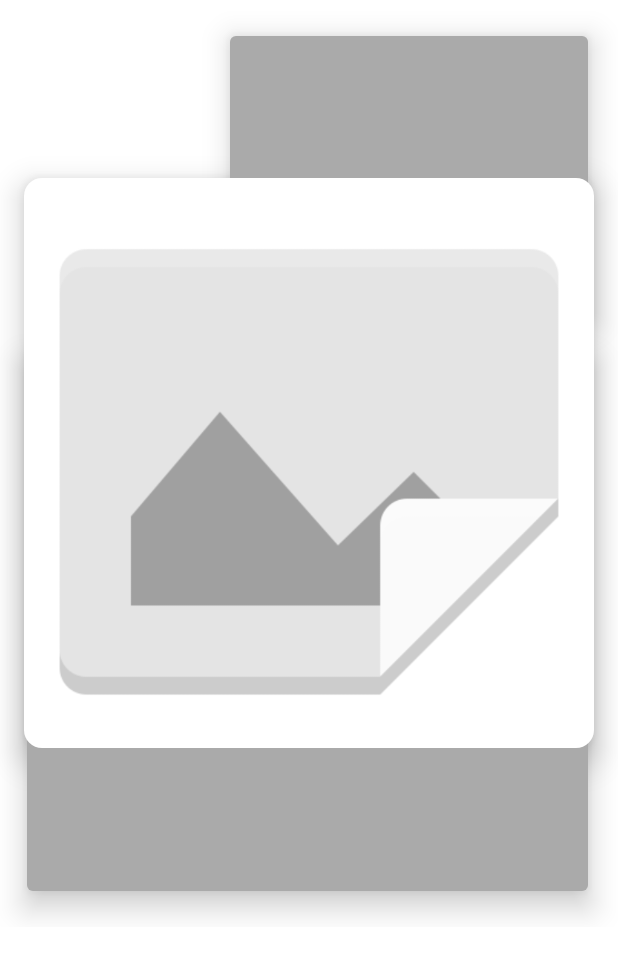
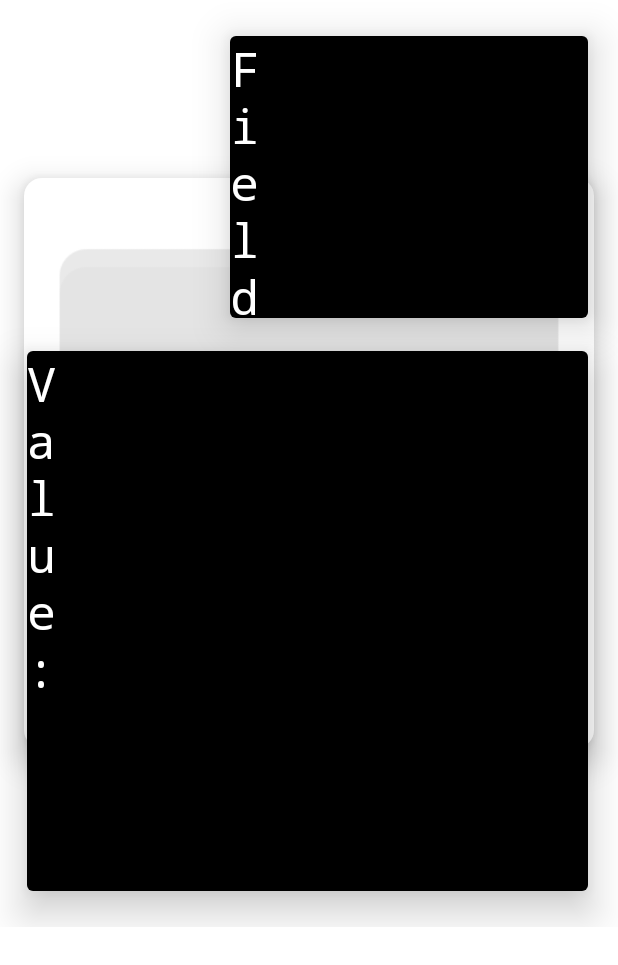
Before and after one commit to destroyboy/hustest, an Android app: the layout film_row.xml on its own in the app's theme, with its tools: preview values and no code run, on a phone screen of 412 x 824 dp. Shown: the top 965 px of the screen. Run offline under Robolectric (Android 15) with nearby library versions, the phone set to English and light mode, and no system bars.

Commit message:
Views inside poster view not getting layed out correctly, not a problem, except for TextView which always seems to have a problem. Simplify layout and actually set the correct layout paramaters for the text view so the text doesn't go outside the bounds of the view.

```diff
--- a/app/src/main/java/live/bolder/hustest/MoviesAdapter.java
+++ b/app/src/main/java/live/bolder/hustest/MoviesAdapter.java
@@ -6,11 +6,15 @@ import android.view.LayoutInflater;
 import android.view.View;
 import android.view.ViewGroup;
 import android.widget.ImageView;
+import android.widget.TextView;
 
 import androidx.annotation.NonNull;
 import androidx.annotation.Nullable;
 import androidx.recyclerview.widget.LinearSmoothScroller;
 import androidx.recyclerview.widget.RecyclerView;
+
+import com.google.gson.Gson;
+import com.google.gson.JsonObject;
 import com.squareup.picasso.Picasso;
 import java.util.ArrayList;
 import java.util.List;
@@ -87,7 +91,13 @@ public class MoviesAdapter extends RecyclerView.Adapter<MoviesAdapter.ViewHolder
     public void onBindViewHolder( ViewHolder holder, int position ) {
         holder.row = mData.get( position );
         holder.posterLayout.resetView( holder.row.state );
+        ///holder.text1.setText( "fuck you, you bastard! what kind of crazy thing is this" );
         Picasso.get().load( holder.row.getPosterPath()).resize( 400, 600 ).placeholder( R.drawable.imagemissing ).into( holder.posterView );
+        if ( holder.row.details != null ) {
+            String jObj = new Gson().toJson( holder.row.details );
+            Log.d( "TMDB", jObj );
+        }
+
     }
 
     @Override
@@ -105,11 +115,13 @@ public class MoviesAdapter extends RecyclerView.Adapter<MoviesAdapter.ViewHolder
         ImageView posterView;
         PosterLayout posterLayout;
         MovieRow row;
+        TextView text1;
 
         ViewHolder(View itemView) {
             super(itemView);
             posterView = itemView.findViewById( R.id.poster_image );
             posterLayout = itemView.findViewById( R.id.poster_layout );
+            text1 = itemView.findViewById( R.id.info_area_1 );
             itemView.setOnClickListener(this);
         }
 
--- a/app/src/main/java/live/bolder/hustest/PosterLayout.java
+++ b/app/src/main/java/live/bolder/hustest/PosterLayout.java
@@ -3,11 +3,9 @@ package live.bolder.hustest;
 import android.content.Context;
 import android.content.res.Resources;
 import android.util.AttributeSet;
-import android.util.Log;
 import android.util.TypedValue;
 import android.view.Choreographer;
-import android.view.animation.Animation;
-import android.view.animation.ScaleAnimation;
+import android.view.View;
 import android.widget.ImageView;
 import android.widget.RelativeLayout;
 
@@ -16,8 +14,8 @@ import android.widget.RelativeLayout;
 public class PosterLayout extends RelativeLayout implements Choreographer.FrameCallback {
 
     ImageView posterImage;
-    RelativeLayout info_area_1;
-    RelativeLayout info_area_2;
+    View info_area_1;
+    View info_area_2;
 
     long startAnimation_time;
     long endAnimation_time;
@@ -155,22 +153,39 @@ public class PosterLayout extends RelativeLayout implements Choreographer.FrameC
         );
     }
 
+    boolean childSizeSet = false;
+
     @Override
     protected void onLayout(boolean changed, int l, int t, int r, int b) {
         super.onLayout(changed, l, t, r, b);
         float w = getWidth();
         float h = getHeight();
-        info_area_1.layout(
-                ( int ) ( w * 0.33f + dipToPx( 18 ) ),
-                ( int )dipToPx( 24 ),
-                ( int ) w - ( int )dipToPx( 20 ),
-                ( int )( w * 0.515f ) );
 
-        info_area_2.layout(
-                ( int )dipToPx( 18 ),
-                ( int )( w * 0.51f + dipToPx( 24 ) ),
-                ( int ) w - ( int )dipToPx( 20 ),
-                ( int )( h - dipToPx( 24 ) ) );
+        float a1_l = ( w * 0.33f + dipToPx( 18 ) );
+        float a1_t = dipToPx( 24 );
+        float a1_r = w - dipToPx( 20 );
+        float a1_b = w * 0.515f;
+
+        float a2_l = dipToPx( 18 );
+        float a2_t = w * 0.51f + dipToPx( 24 );
+        float a2_r = w - dipToPx( 20 );
+        float a2_b = h - dipToPx( 24 );
+
+        if ( !childSizeSet ) {
+            android.view.ViewGroup.LayoutParams a1_params = info_area_1.getLayoutParams();
+            a1_params.width = ( int )( a1_r - a1_l );
+            a1_params.height = ( int ) ( a1_b - a1_t );
+            info_area_1.setLayoutParams(a1_params);
+
+            android.view.ViewGroup.LayoutParams a2_params = info_area_2.getLayoutParams();
+            a2_params.width = ( int )( a2_r - a2_l );
+            a2_params.height = ( int ) ( a2_b - a2_t );
+            info_area_2.setLayoutParams(a2_params);
+            childSizeSet = true;
+        }
+
+        info_area_1.layout( ( int )a1_l, ( int )a1_t, ( int )a1_r, ( int )a1_b );
+        info_area_2.layout( ( int )a2_l, ( int )a2_t, ( int )a2_r, ( int )a2_b );
 
         posterImage.setPivotX( 0 );
         posterImage.setPivotY( 0 );
--- a/app/src/main/res/drawable/rounded_corners_black.xml
+++ b/app/src/main/res/drawable/rounded_corners_black.xml
@@ -2,7 +2,7 @@
 <shape xmlns:android="http://schemas.android.com/apk/res/android"
     android:shape="rectangle">
     <corners android:radius="4dp" />
-    <solid android:color="@android:color/darker_gray" />
+    <solid android:color="@android:color/black" />
 
     <!--<stroke
         android:width="1dp"
--- a/app/src/main/res/layout/activity_main.xml
+++ b/app/src/main/res/layout/activity_main.xml
@@ -6,15 +6,6 @@
     android:layout_width="match_parent"
     android:layout_height="match_parent">
 
-    <!--<RelativeLayout xmlns:android="http://schemas.android.com/apk/res/android"
-        android:layout_width="match_parent"
-        android:layout_height="match_parent">
-        <ImageView
-            android:layout_width="match_parent"
-            android:layout_height="wrap_content"
-            android:src="@drawable/spider_poster"/>
-    </RelativeLayout>-->
-
     <androidx.recyclerview.widget.RecyclerView
         android:id="@+id/films"
         android:layout_width="match_parent"
--- a/app/src/main/res/layout/film_row.xml
+++ b/app/src/main/res/layout/film_row.xml
@@ -6,20 +6,28 @@
     android:layout_height="match_parent"
     android:padding="16dp"
     android:clipToPadding="false">
-    <RelativeLayout
+    <androidx.appcompat.widget.AppCompatTextView
         android:id="@+id/info_area_1"
+        android:background="@drawable/rounded_corners_black"
+        android:elevation="16dp"
         android:layout_width="0dp"
         android:layout_height="0dp"
-        android:elevation="12dp"
-        android:background="@drawable/rounded_corners_black">
-    </RelativeLayout>
-    <RelativeLayout
+        android:textColor="@color/white"
+        android:fontFamily="monospace"
+        android:text="Field name:"
+        android:textSize="32dp"
+        />
+    <androidx.appcompat.widget.AppCompatTextView
         android:id="@+id/info_area_2"
+        android:background="@drawable/rounded_corners_black"
+        android:elevation="16dp"
         android:layout_width="0dp"
         android:layout_height="0dp"
-        android:elevation="12dp"
-        android:background="@drawable/rounded_corners_black">
-    </RelativeLayout>
+        android:textColor="@color/white"
+        android:fontFamily="monospace"
+        android:text="Value:"
+        android:textSize="32dp"
+        />
     <ImageView
             android:id="@+id/poster_image"
             android:layout_width="match_parent"
```
